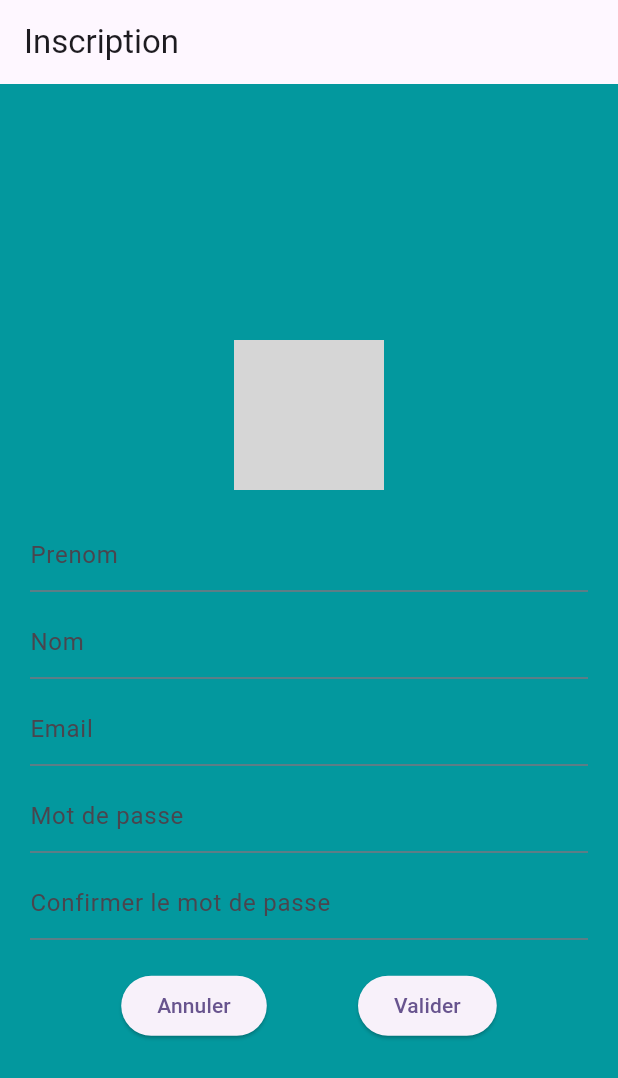
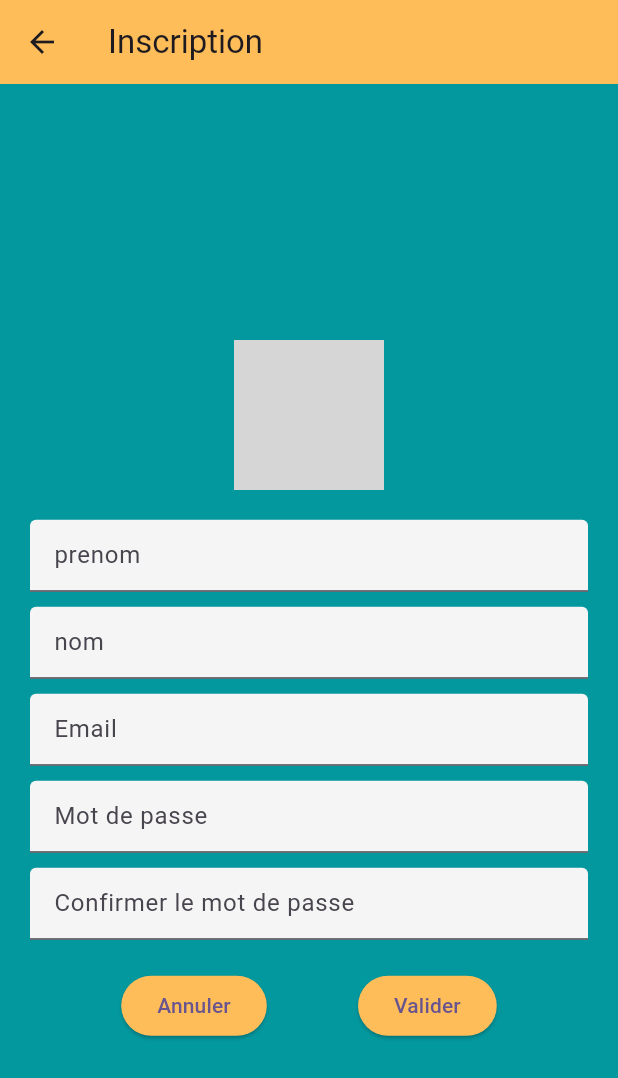
Before and after one commit to LuaScale/resources_relationnelles_flutter, a Flutter app: the RegistrationPage screen opened directly, on a phone screen of 412 x 824 dp. Shown: the top 1078 px of the screen. Run offline on Flutter 3.47's test engine with Material 3 defaults, Android fonts, the phone set to English and light mode, and no system bars; grey boxes are pictures that could not be loaded.

```diff
--- a/lib/pages/register.dart
+++ b/lib/pages/register.dart
@@ -2,10 +2,12 @@
 
 
 void main() {
-  runApp(Register());
+  runApp(const Register());
 }
 
 class Register extends StatelessWidget {
+  const Register({super.key});
+
   @override
   Widget build(BuildContext context) {
     return MaterialApp(
@@ -13,12 +15,14 @@
       theme: ThemeData(
         primarySwatch: Colors.blue,
       ),
-      home: RegistrationPage(),
+      home: const RegistrationPage(),
     );
   }
 }
 
 class RegistrationPage extends StatefulWidget {
+  const RegistrationPage({super.key});
+
   @override
   _RegistrationPageState createState() => _RegistrationPageState();
 }
@@ -54,6 +58,8 @@
     // Here you would normally make an HTTP request to your API
 
     // For demonstration purposes, print the values
+    print('Prenom: $prenom');
+    print('Nom: $nom');
     print('Email: $email');
     print('Password: $password');
 
@@ -68,77 +74,96 @@
   @override
   Widget build(BuildContext context) {
     return Scaffold(
-      backgroundColor: Color(0xff03989e),
+      backgroundColor: const Color(0xff03989e),
       appBar: AppBar(
-        title: Text('Inscription'),
+        title: const Text('Inscription'),
+        backgroundColor: const Color(0xFFFFBD59),
       ),
       body: Center(
         child: SingleChildScrollView(
-          padding: EdgeInsets.all(20.0),
+          padding: const EdgeInsets.all(20.0),
           child: Column(
             mainAxisAlignment: MainAxisAlignment.center,
             children: <Widget>[
               Text(
                 _errorMessage,
-                style: TextStyle(color: Colors.red),
+                style: const TextStyle(color: Colors.red),
               ),
-              SizedBox(height: 20.0),
+              const SizedBox(height: 20.0),
               // Logo goes here
               Image.asset('assets/images/ReSource.png', width: 100, height: 100),
-              SizedBox(height: 20.0),
+              const SizedBox(height: 20.0),
               TextField(
-                controller: _emailController,
+                controller: _prenomController,
                 decoration: InputDecoration(
-                  hintText: 'Prenom',
+                  hintText: 'prenom',
+                  filled: true,
+                  fillColor: Colors.grey[100],
                 ),
               ),
-              SizedBox(height: 10.0),
+              const SizedBox(height: 10.0),
               TextField(
-                controller: _emailController,
+                controller: _nomController,
                 decoration: InputDecoration(
-                  hintText: 'Nom',
+                  filled: true,
+                  fillColor: Colors.grey[100],
+                  hintText: 'nom',
                 ),
               ),
-              SizedBox(height: 10.0),
+              const SizedBox(height: 10.0),
               TextField(
                 controller: _emailController,
                 keyboardType: TextInputType.emailAddress,
                 decoration: InputDecoration(
+                  filled: true,
+                  fillColor: Colors.grey[100],
                   hintText: 'Email',
                 ),
               ),
-              SizedBox(height: 10.0),
+              const SizedBox(height: 10.0),
               TextField(
                 controller: _passwordController,
                 obscureText: true,
                 decoration: InputDecoration(
                   hintText: 'Mot de passe',
+                  filled: true,
+                  fillColor: Colors.grey[100],
                 ),
               ),
-              SizedBox(height: 10.0),
+              const SizedBox(height: 10.0),
               TextField(
                 controller: _confirmPasswordController,
                 obscureText: true,
                 decoration: InputDecoration(
+                  filled: true,
+                  fillColor: Colors.grey[100],
                   hintText: 'Confirmer le mot de passe',
                 ),
               ),
-              SizedBox(height: 20.0),
+              const SizedBox(height: 20.0),
               Row(
                 mainAxisAlignment: MainAxisAlignment.spaceEvenly,
                 children: <Widget>[
                   ElevatedButton(
                     onPressed: () {
                       // Clear fields
+                      _prenomController.clear();
+                      _nomController.clear();
                       _emailController.clear();
                       _passwordController.clear();
                       _confirmPasswordController.clear();
                     },
-                    child: Text('Annuler'),
+                    style: ElevatedButton.styleFrom(
+                      backgroundColor: Color(0xFFFFBD59), // Couleur #ffbd59
+                    ),
+                    child: const Text('Annuler'),
                   ),
                   ElevatedButton(
                     onPressed: _validateAndSubmit,
-                    child: Text('Valider'),
+                    style: ElevatedButton.styleFrom(
+                      backgroundColor: Color(0xFFFFBD59), // Couleur #ffbd59
+                      ),
+                    child: const Text('Valider'),
                   ),
                 ],
               ),
```
Also changed, not shown: lib/pages/connexion.dart (added, +150 -0 lines), lib/pages/forgot_password.dart (added, +53 -0 lines).
